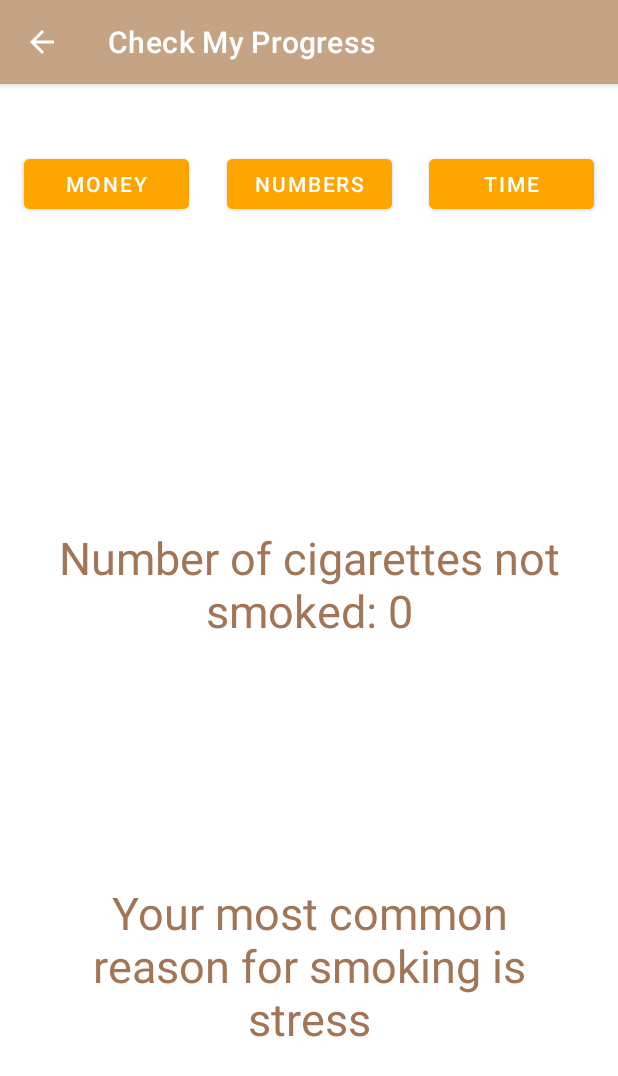
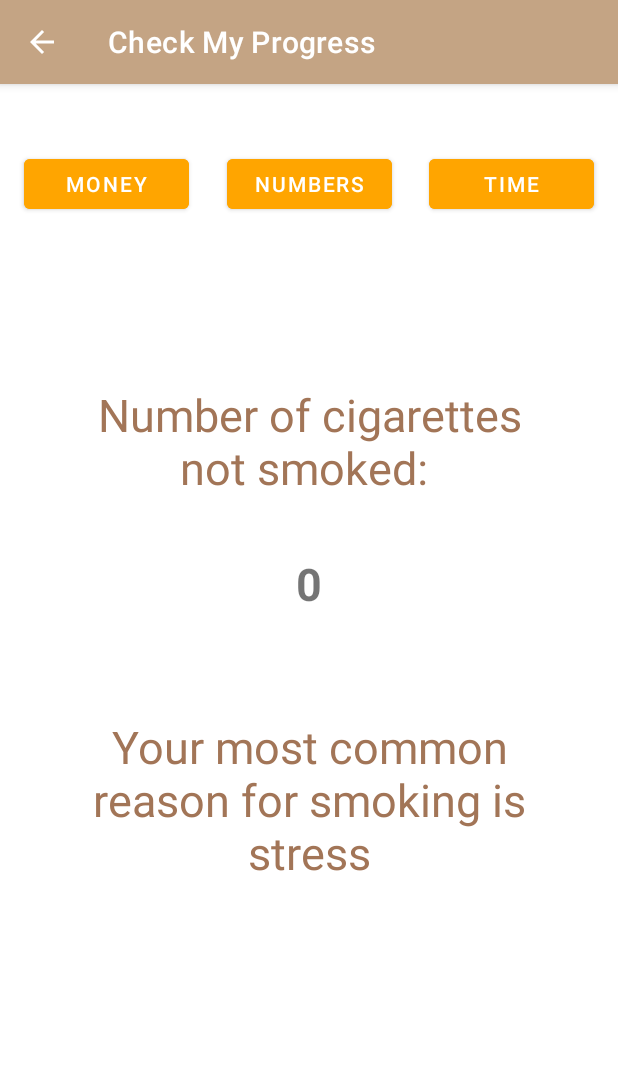
Before and after one commit to BenPare/Nicotine-Knock-App, an Android app: the fragment MoneyFragment placed in its activity, after a tap on "NUMBERS", on a phone screen of 412 x 824 dp. Shown: the top 1076 px of the screen. Run offline under Robolectric (Android 15) with nearby library versions, the phone set to English and light mode, and no system bars.

Commit message:
edited fragments to match money fragment

```diff
--- a/app/src/main/java/fsu/csc3560/bp/nicotineknock/MoneyFragment.java
+++ b/app/src/main/java/fsu/csc3560/bp/nicotineknock/MoneyFragment.java
@@ -41,9 +41,9 @@ public class MoneyFragment extends Fragment {
         String currency = sharedPref.getString(getString(R.string.saved_currency), "Dollars");
 
         TextView custom = (TextView) returnView.findViewById(R.id.customMoneyText);
-        custom.setText("Money saved based on your brand cost ($" + price + ") of cigarettes:");
+        custom.setText("Money saved based on your brand cost (" + price + " " + currency + ") per pack of cigarettes:");
         TextView custom2 = (TextView) returnView.findViewById(R.id.savedMoney);
-        custom2.setText("$"+ rounded + " (" + currency+ ")");
+        custom2.setText(rounded + " (" + currency+ ")");
 
         double defSaved = (defDouble/20)*noCount;
         BigDecimal bDef = new BigDecimal(defSaved);
@@ -51,8 +51,8 @@ public class MoneyFragment extends Fragment {
         double roundDef = bDef.doubleValue();
 
         TextView defaultText = (TextView) returnView.findViewById(R.id.defaultMoneyText);
-        defaultText.setText("Money saved based on the average cost ($" + defDouble +  ") of any box of cigarettes: ");
+        defaultText.setText("Money saved based on the average brand cost (" + defDouble + " " + currency + ") per pack of cigarettes (USA): ");
         TextView defaultText2 = (TextView) returnView.findViewById(R.id.savedDefault);
-        defaultText2.setText("$" + roundDef + " (" + currency +")");
+        defaultText2.setText(roundDef + " (" + currency +")");
         return returnView;
     }}
--- a/app/src/main/java/fsu/csc3560/bp/nicotineknock/NumericFragment.java
+++ b/app/src/main/java/fsu/csc3560/bp/nicotineknock/NumericFragment.java
@@ -26,7 +26,9 @@ public class NumericFragment extends Fragment {
         //I'm sure this math can be optimized somehow
 
         TextView custom = (TextView) returnView.findViewById(R.id.smokeTimeText);
-        custom.setText(getString(R.string.text_not_smoked) + noCount);
+        custom.setText(getString(R.string.text_not_smoked));
+        TextView customNot = (TextView) returnView.findViewById(R.id.notSmoked);
+        customNot.setText(""+ noCount);
 
         int countStress = sharedPref.getInt(getString(R.string.stress_count), defCount);
         int countSocial = sharedPref.getInt(getString(R.string.social_factors_count), defCount);
--- a/app/src/main/res/layout/moneyfragment.xml
+++ b/app/src/main/res/layout/moneyfragment.xml
@@ -10,7 +10,7 @@
     <TextView
         android:id="@+id/defaultMoneyText"
         android:layout_width="335dp"
-        android:layout_height="115dp"
+        android:layout_height="150dp"
         android:layout_gravity="center_horizontal"
         android:layout_marginTop="20dp"
         android:layout_marginBottom="7dp"
--- a/app/src/main/res/layout/numericfragment.xml
+++ b/app/src/main/res/layout/numericfragment.xml
@@ -8,14 +8,14 @@
 
     <TextView
         android:id="@+id/smokeTimeText"
-        android:layout_width="334dp"
-        android:layout_height="177dp"
+        android:layout_width="330dp"
+        android:layout_height="93dp"
         android:layout_gravity="center_horizontal"
+        android:layout_marginTop="200dp"
         android:text="Number of cigarettes not smoked:"
         android:textAlignment="center"
         android:textColor="#A27557"
         android:textSize="30sp"
-        app:layout_constraintBottom_toBottomOf="parent"
         app:layout_constraintEnd_toEndOf="parent"
         app:layout_constraintStart_toStartOf="parent"
         app:layout_constraintTop_toTopOf="parent" />
@@ -24,11 +24,24 @@
         android:id="@+id/textReason"
         android:layout_width="334dp"
         android:layout_height="177dp"
+        android:layout_marginTop="43dp"
         android:text="Your most common reason for smoking is: "
         android:textAlignment="center"
         android:textColor="#A27557"
         android:textSize="30sp"
-        app:layout_constraintBottom_toBottomOf="parent"
+        app:layout_constraintEnd_toEndOf="parent"
+        app:layout_constraintStart_toStartOf="parent"
+        app:layout_constraintTop_toBottomOf="@+id/notSmoked" />
+
+    <TextView
+        android:id="@+id/notSmoked"
+        android:layout_width="105dp"
+        android:layout_height="65dp"
+        android:layout_marginTop="19dp"
+        android:text="TextView"
+        android:textAlignment="center"
+        android:textSize="30sp"
+        android:textStyle="bold"
         app:layout_constraintEnd_toEndOf="parent"
         app:layout_constraintStart_toStartOf="parent"
         app:layout_constraintTop_toBottomOf="@+id/smokeTimeText" />
```
Also changed, not shown: app/src/main/java/fsu/csc3560/bp/nicotineknock/TimeFragment.java (+7 -2 lines), app/src/main/res/layout/timefragment.xml (+32 -7 lines).
